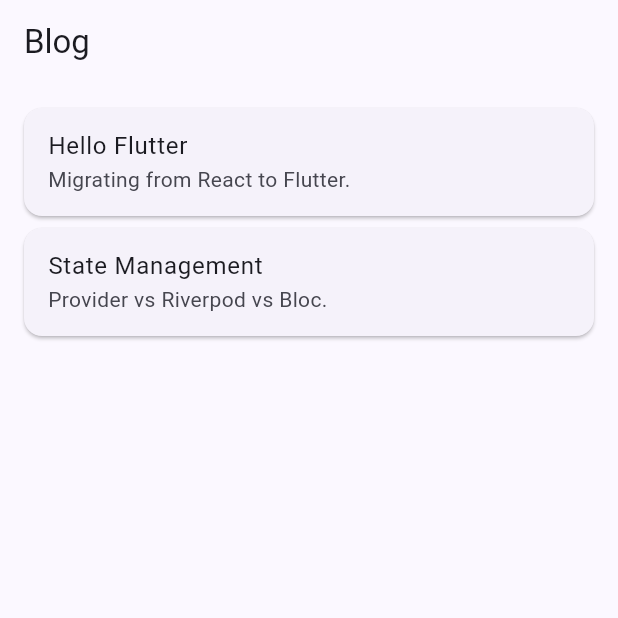
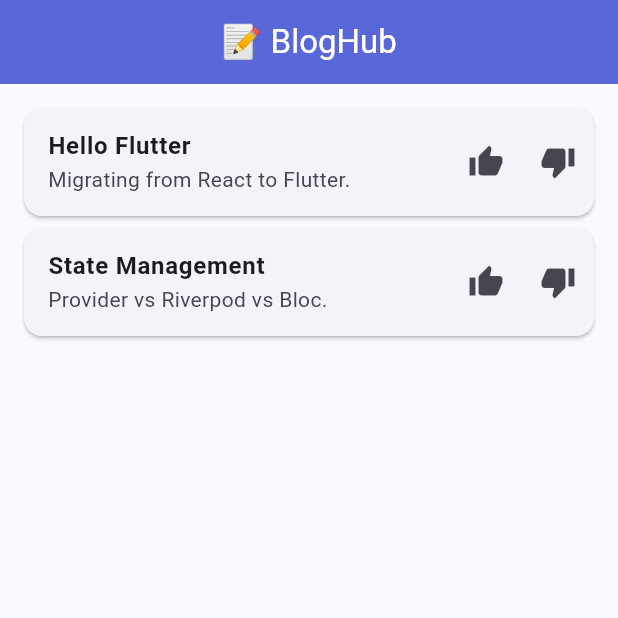
Before and after one commit to PitaoC/Blog-Assesment, a Flutter app: the screen it shows after launch, on a phone screen of 412 x 824 dp, the top half of it. Run offline on Flutter 3.47's test engine with Material 3 defaults, Android fonts, the phone set to English and light mode, and no system bars; our stand-ins replace flutter_dotenv, supabase_flutter; accounts and stored records are empty.

Commit message:
add supabase connection & like/dislike button

```diff
--- a/flutter_assesment/lib/app.dart
+++ b/flutter_assesment/lib/app.dart
@@ -8,9 +8,17 @@
   Widget build(BuildContext context) {
     return MaterialApp(
       title: 'Flutter Blog',
+      debugShowCheckedModeBanner: false,
       theme: ThemeData(
-        colorScheme: ColorScheme.fromSeed(seedColor: Colors.indigo),
+        colorScheme: ColorScheme.fromSeed(
+          seedColor: Colors.indigo,
+          brightness: Brightness.light,
+          ),
         useMaterial3: true,
+        appBarTheme: const AppBarTheme(
+          centerTitle: true,
+          elevation: 0,
+        ),
       ),
       initialRoute: '/',
       routes: {
--- a/flutter_assesment/lib/models/post.dart
+++ b/flutter_assesment/lib/models/post.dart
@@ -1,17 +1,31 @@
 class Post {
   final String id;
   final String title;
-  final String excerpt;
+  final String content;
+  final String authorId;
+  final String? imageUrl;
+  final DateTime createdAt;
+  final DateTime updatedAt;
 
   Post({
     required this.id,
     required this.title,
-    required this.excerpt,
+    required this.content,
+    required this.authorId,
+    this.imageUrl,
+    required this.createdAt,
+    required this.updatedAt,
   });
 
-  factory Post.fromJson(Map<String, dynamic> json) => Post(
-        id: '${json['id']}',
-        title: json['title'] ?? '',
-        excerpt: json['excerpt'] ?? '',
-      );
+  factory Post.fromJson(Map<String, dynamic> json) {
+    return Post(
+      id: json['id'] as String,
+      title: json['title'] as String,
+      content: json['content'] as String,
+      authorId: json['author_id'] as String,
+      imageUrl: json['image_url'] as String?,
+      createdAt: DateTime.parse(json['created_at'] as String),
+      updatedAt: DateTime.parse(json['updated_at'] as String),
+    );
+  }
 }
--- a/flutter_assesment/lib/screens/home_screen.dart
+++ b/flutter_assesment/lib/screens/home_screen.dart
@@ -9,12 +9,20 @@
         Post(
           id: '1',
           title: 'Hello Flutter',
-          excerpt: 'Migrating from React to Flutter.',
+          content: 'Migrating from React to Flutter.',
+          authorId: 'author1',
+          imageUrl: null,
+          createdAt: DateTime.now(),
+          updatedAt: DateTime.now(),
         ),
         Post(
           id: '2',
           title: 'State Management',
-          excerpt: 'Provider vs Riverpod vs Bloc.',
+          content: 'Provider vs Riverpod vs Bloc.',
+          authorId: 'author2',
+          imageUrl: null,
+          createdAt: DateTime.now(),
+          updatedAt: DateTime.now(),
         ),
       ];
 
@@ -23,7 +31,11 @@
     final posts = _mockPosts();
 
     return Scaffold(
-      appBar: AppBar(title: const Text('Blog')),
+      appBar: AppBar(
+        title: const Text('📝 BlogHub'),
+        backgroundColor: const Color(0xFF5A67D8),
+        foregroundColor: Colors.white,
+      ),
       body: ListView.builder(
         padding: const EdgeInsets.all(12),
         itemCount: posts.length,
--- a/flutter_assesment/lib/widgets/post_card.dart
+++ b/flutter_assesment/lib/widgets/post_card.dart
@@ -10,10 +10,28 @@
   @override
   Widget build(BuildContext context) {
     return Card(
-      child: ListTile(
-        title: Text(post.title, maxLines: 1, overflow: TextOverflow.ellipsis),
-        subtitle: Text(post.excerpt, maxLines: 2, overflow: TextOverflow.ellipsis),
-        onTap: onTap,
+      child: Row(
+        children: <Widget>[
+          Expanded(
+            child: ListTile(
+              title: Text(post.title, style: const TextStyle(fontWeight: FontWeight.bold)),
+              subtitle: Text(post.content),
+              onTap: onTap,
+            ),
+          ),
+          Row(
+            children: <Widget>[
+              IconButton(
+                icon: const Icon(Icons.thumb_up),
+                onPressed: () {},
+              ),
+              IconButton(
+                icon: const Icon(Icons.thumb_down),
+                onPressed: () {},
+              ),
+            ],
+          )
+        ]
       ),
     );
   }
--- a/flutter_assesment/pubspec.yaml
+++ b/flutter_assesment/pubspec.yaml
@@ -30,7 +30,8 @@
 dependencies:
   flutter:
     sdk: flutter
-
+  supabase_flutter: ^2.3.0
+  flutter_dotenv: ^5.1.0
   # The following adds the Cupertino Icons font to your application.
   # Use with the CupertinoIcons class for iOS style icons.
   cupertino_icons: ^1.0.8
@@ -56,7 +57,8 @@
   # included with your application, so that you can use the icons in
   # the material Icons class.
   uses-material-design: true
-
+  assets:
+    - .env
   # To add assets to your application, add an assets section, like this:
   # assets:
   #   - images/a_dot_burr.jpeg
```
Also changed, not shown: flutter_assesment/lib/main.dart (+11 -2 lines), flutter_assesment/pubspec.lock, 6 other files.
